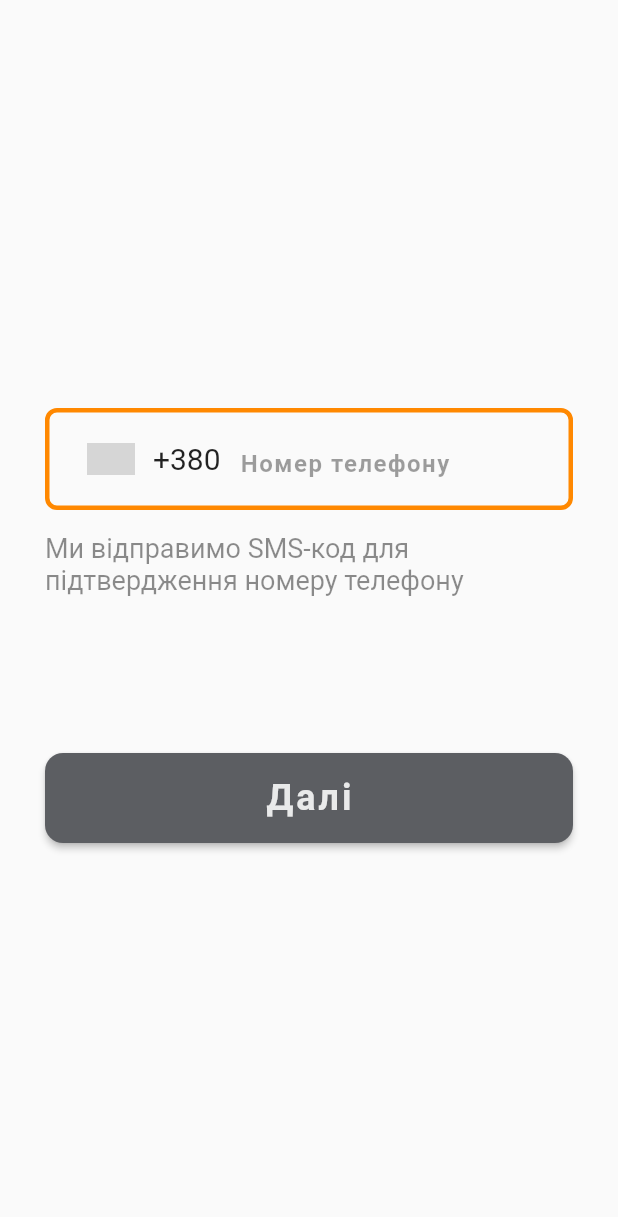
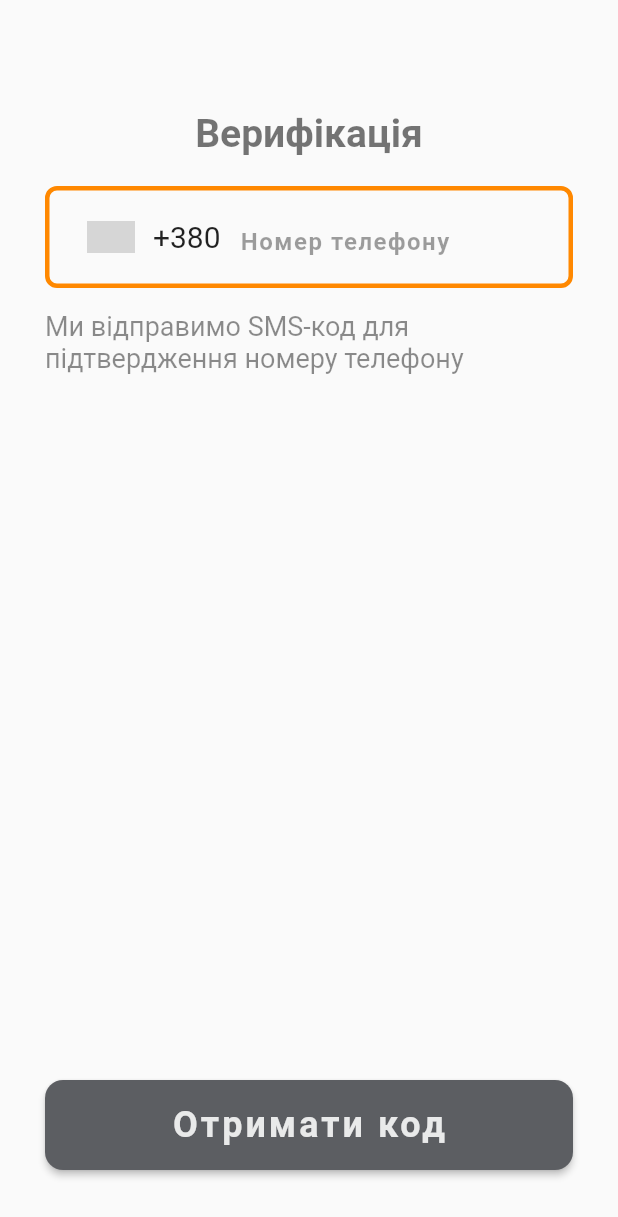
Before and after one commit to MVK-GROUP/webapp, a Flutter app: the screen it shows after launch, after a tap on "Почати", on a phone screen of 412 x 824 dp. Shown: the top 1217 px of the screen. Run offline on Flutter 3.47's test engine with Material 2 defaults, Android fonts, the phone set to English and light mode, and no system bars; drawn by our look-alikes of intl_phone_number_input; missing offline and left inert: mobile_scanner; grey boxes are pictures that could not be loaded.

Commit message:
UI improvement

```diff
--- a/lib/app.dart
+++ b/lib/app.dart
@@ -1,5 +1,6 @@
 import 'package:flutter/material.dart';
 
+import 'style.dart';
 import 'screens/welcome_screen.dart';
 import 'screens/auth_screen.dart';
 import 'screens/otp_screen.dart';
@@ -18,6 +19,13 @@ class App extends StatelessWidget {
         OtpScreen.routeName: (ctx) => const OtpScreen(),
         QrScannerScreen.routeName: (ctx) => QrScannerScreen(),
       },
+      theme: _theme(),
+    );
+  }
+
+  ThemeData _theme() {
+    return ThemeData(
+      textTheme: const TextTheme(headline4: titleTextStyle),
     );
   }
 }
--- a/lib/screens/auth_screen.dart
+++ b/lib/screens/auth_screen.dart
@@ -12,8 +12,10 @@ class AuthScreen extends StatelessWidget {
   @override
   Widget build(BuildContext context) {
     return const Scaffold(
-      body: AuthBody(),
-    );
+        body: SafeArea(
+      child: Padding(
+          padding: EdgeInsets.only(top: 24, bottom: 24), child: AuthBody()),
+    ));
   }
 }
 
@@ -38,9 +40,20 @@ class _AuthBodyState extends State<AuthBody> {
       child: Column(
         mainAxisAlignment: MainAxisAlignment.center,
         children: <Widget>[
+          const SizedBox(
+            height: 50,
+          ),
+          Text(
+            'Верифікація',
+            style: Theme.of(context).textTheme.headline4,
+          ),
+          const SizedBox(
+            height: 10,
+          ),
           Container(
             margin: const EdgeInsets.symmetric(horizontal: 30, vertical: 10),
             child: InternationalPhoneNumberInput(
+              autoFocus: true,
               inputDecoration: InputDecoration(
                   hintText: 'Номер телефону',
                   hintStyle: const TextStyle(
@@ -84,10 +97,11 @@ class _AuthBodyState extends State<AuthBody> {
             margin: const EdgeInsets.symmetric(horizontal: 30, vertical: 5),
           ),
           const SizedBox(
-            height: 100,
+            height: 20,
           ),
+          const Spacer(),
           MainButton(
-            text: 'Далі',
+            text: 'Отримати код',
             onButtonPress: () {
               if (!formKey.currentState!.validate()) {
                 return;
@@ -98,6 +112,9 @@ class _AuthBodyState extends State<AuthBody> {
             },
             mHorizontalInset: 30,
           ),
+          const SizedBox(
+            height: 20,
+          )
         ],
       ),
     );
--- a/lib/screens/welcome_screen.dart
+++ b/lib/screens/welcome_screen.dart
@@ -11,7 +11,11 @@ class WelcomeScreen extends StatelessWidget {
   @override
   Widget build(BuildContext context) {
     return Scaffold(
-      body: SingleChildScrollView(
+        body: CustomScrollView(slivers: [
+      SliverFillRemaining(
+        hasScrollBody: false,
+        child: Padding(
+            padding: const EdgeInsets.only(top: 24, bottom: 24),
             child: Column(
               children: [
                 const SizedBox(
@@ -31,8 +35,10 @@ class WelcomeScreen extends StatelessWidget {
                   margin: const EdgeInsets.fromLTRB(10, 20, 10, 0),
                   padding: const EdgeInsets.all(6.0),
                 ),
+                const Spacer(),
                 Container(
-            margin: const EdgeInsets.symmetric(horizontal: 40, vertical: 10),
+                  margin:
+                      const EdgeInsets.symmetric(horizontal: 40, vertical: 10),
                   child: MainButton(
                     text: 'Почати',
                     icon: Icons.arrow_right_alt,
@@ -40,9 +46,13 @@ class WelcomeScreen extends StatelessWidget {
                     onButtonPress: () => nextScreen(context),
                   ),
                 ),
+                const SizedBox(
+                  height: 10,
+                )
               ],
             )),
-    );
+      )
+    ]));
   }
 
   void nextScreen(BuildContext context) {
--- /dev/null
+++ b/lib/style.dart
@@ -0,0 +1,6 @@
+import 'package:flutter/cupertino.dart';
+
+const titleTextStyle = TextStyle(
+  fontSize: 26,
+  fontWeight: FontWeight.bold,
+);
```
Also changed, not shown: lib/screens/otp_screen.dart (+6 -15 lines), 1 other file. Lines whose indentation alone changed are shown as unchanged.
